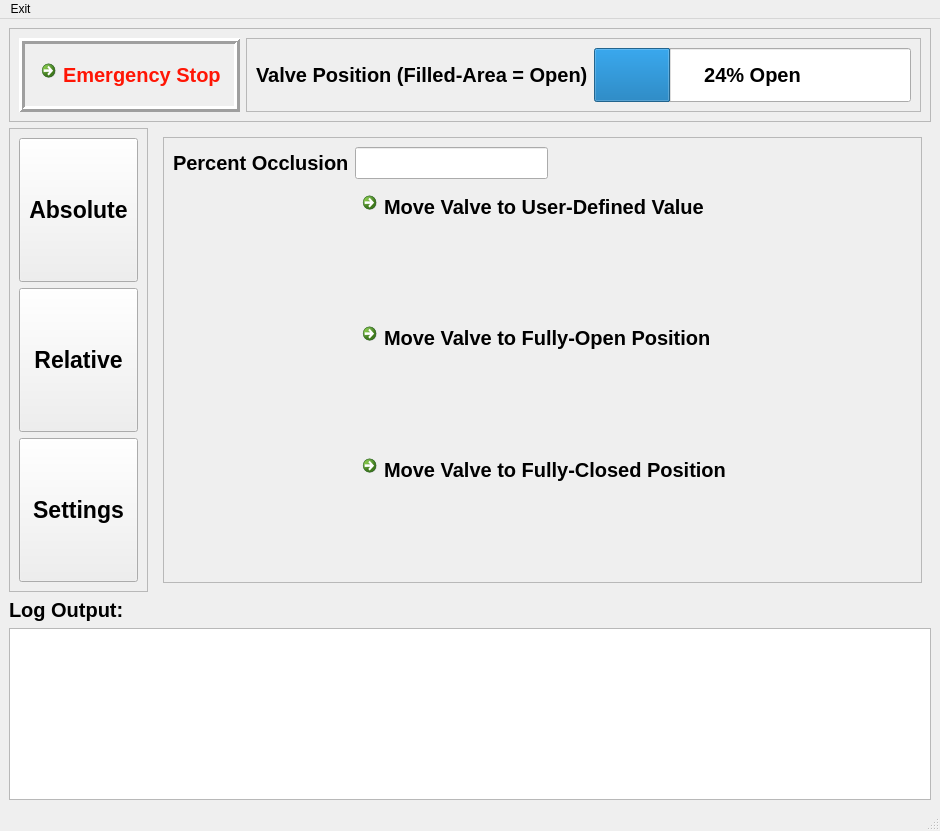
Before: the Qt Designer form mainwindow.ui in kpf5297/DValve, drawn with Qt 5.
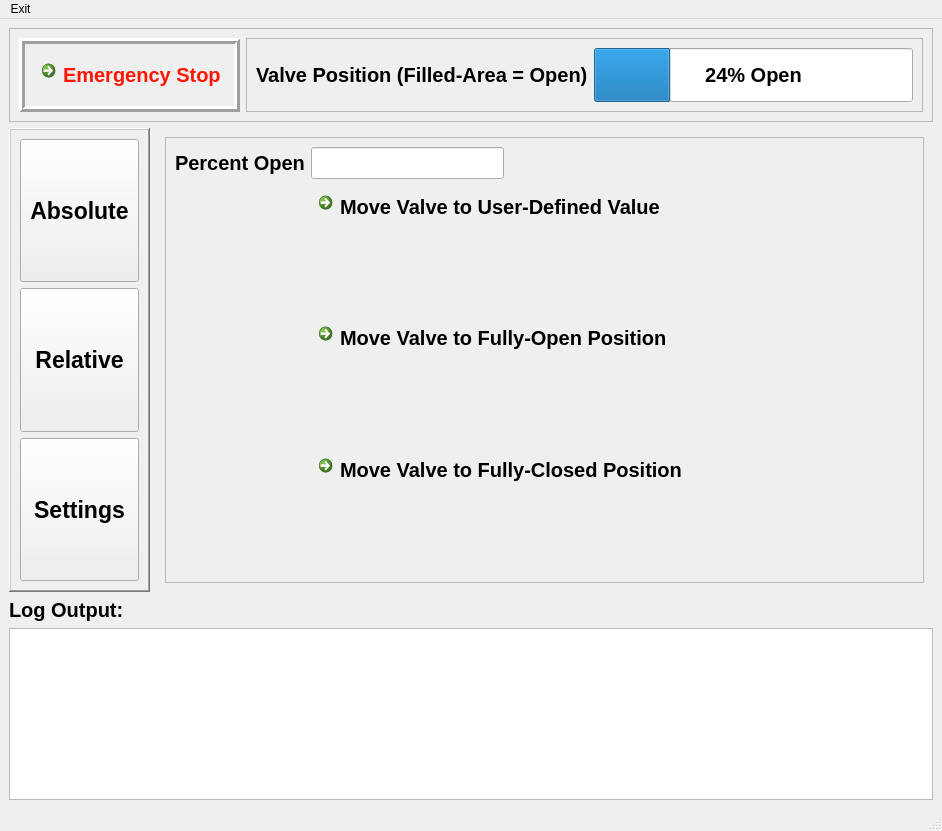
After: the same form once the commit is applied. The open tabs and pages were chosen to show the change. Icons and pictures are not drawn.

```diff
--- a/mainwindow.ui
+++ b/mainwindow.ui
@@ -6,7 +6,7 @@
    <rect>
     <x>0</x>
     <y>0</y>
-    <width>940</width>
+    <width>942</width>
     <height>831</height>
    </rect>
   </property>
@@ -158,11 +158,14 @@
           <item>
            <widget class="QFrame" name="frame_3">
             <property name="frameShape">
-             <enum>QFrame::StyledPanel</enum>
+             <enum>QFrame::WinPanel</enum>
             </property>
             <property name="frameShadow">
              <enum>QFrame::Raised</enum>
             </property>
+            <property name="lineWidth">
+             <number>10</number>
+            </property>
             <layout class="QVBoxLayout" name="verticalLayout_10">
              <item>
               <widget class="QToolButton" name="absolute_toolButton">
@@ -300,7 +303,7 @@
                   </font>
                  </property>
                  <property name="text">
-                  <string>Percent Occlusion</string>
+                  <string>Percent Open</string>
                  </property>
                 </widget>
                </item>
@@ -337,6 +340,16 @@
                  <property name="text">
                   <string>Move Valve to User-Defined Value</string>
                  </property>
+                 <property name="icon">
+                  <iconset theme="media-playback-start">
+                   <normaloff>.</normaloff>.</iconset>
+                 </property>
+                 <property name="iconSize">
+                  <size>
+                   <width>40</width>
+                   <height>40</height>
+                  </size>
+                 </property>
                 </widget>
                </item>
                <item row="5" column="1">
@@ -928,7 +941,7 @@
     <rect>
      <x>0</x>
      <y>0</y>
-     <width>940</width>
+     <width>942</width>
      <height>19</height>
     </rect>
    </property>
```
Left out of the diff: 22 changed lines with no effect on the pictures.
